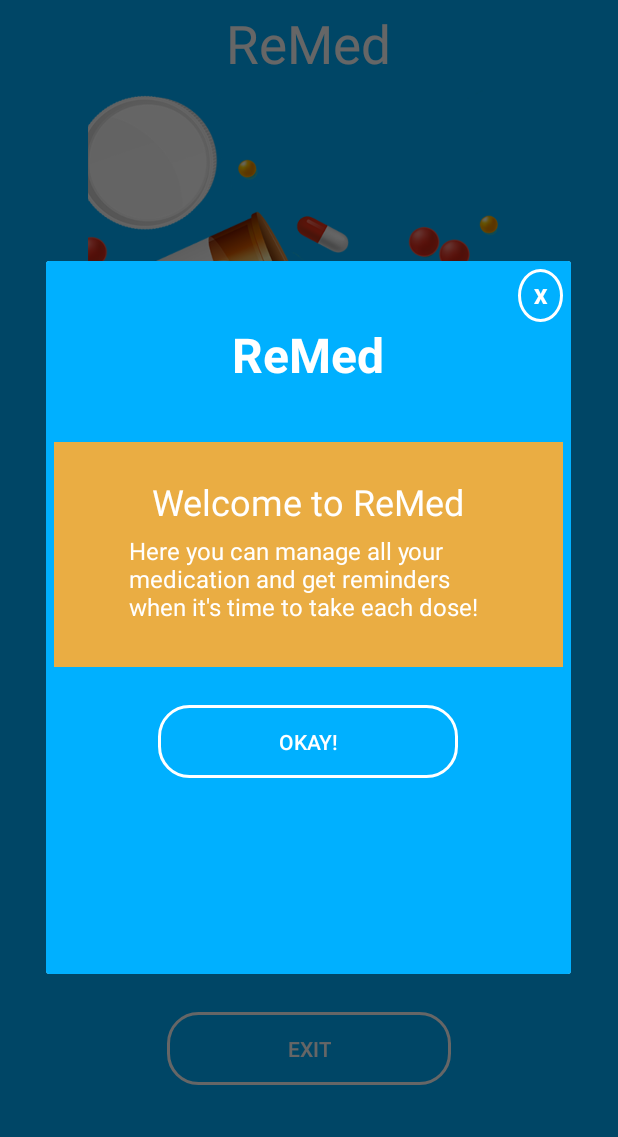
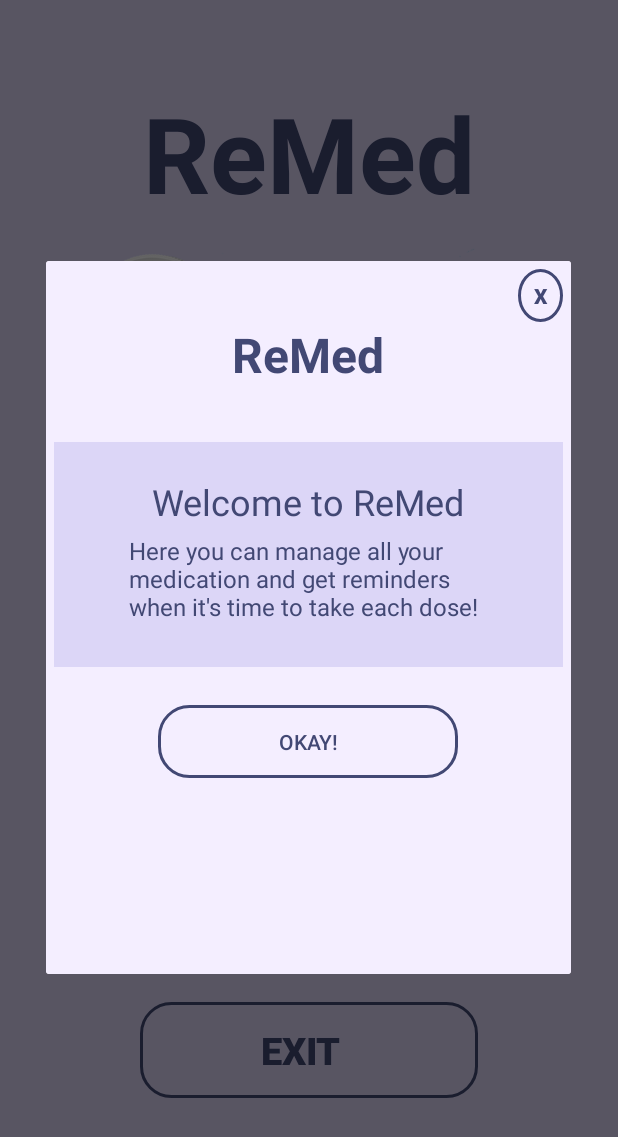
Before and after one commit to leono93/ReMed_Mobile, an Android app: the screen it shows after launch (MainActivity), after a tap on "HELP", on a phone screen of 412 x 824 dp. Shown: the top 1137 px of the screen. Run offline under Robolectric (Android 15) with nearby library versions, the phone set to English and light mode, and no system bars; Roboto replaces fonts that are not available here.

Commit message:
applied colour schemes to help screen and main page

```diff
--- a/app/src/main/java/com/example/remed/MainActivity.java
+++ b/app/src/main/java/com/example/remed/MainActivity.java
@@ -15,7 +15,6 @@ import android.widget.TextView;
 
 public class MainActivity extends AppCompatActivity {
 
-    //TextView welcome_title;
     Button start;
     Dialog myDialog;
 
--- a/app/src/main/res/drawable/buttonstyle.xml
+++ b/app/src/main/res/drawable/buttonstyle.xml
@@ -5,7 +5,8 @@
 <!--    "Start" , "Help", "Exit" and "Okay!" -->
 
 <shape xmlns:android="http://schemas.android.com/apk/res/android">
-    <stroke android:width="2dp" android:color="@color/white"/>
+    <stroke android:width="2dp" android:color="@color/purple4"/>
     <corners android:radius="20dp"/>
     <padding android:top="15dp" android:bottom="15dp" android:left="80dp" android:right="80dp"/>
+
 </shape>
--- a/app/src/main/res/drawable/circle_background.xml
+++ b/app/src/main/res/drawable/circle_background.xml
@@ -9,5 +9,5 @@
     android:orientation="vertical"
     android:layout_width="match_parent"
     android:layout_height="match_parent">
-    <stroke android:width="2dp" android:color="@color/white" />
+    <stroke android:width="2dp" android:color="@color/purple4" />
 </shape>
--- a/app/src/main/res/layout/activity_main.xml
+++ b/app/src/main/res/layout/activity_main.xml
@@ -4,7 +4,7 @@
     xmlns:tools="http://schemas.android.com/tools"
     android:layout_height="match_parent"
     android:layout_width="match_parent"
-    android:background="#00B0FF"
+    android:background="@color/purple2"
     tools:context=".MainActivity"
     android:orientation="vertical"
     android:padding="5dp"
@@ -17,8 +17,10 @@
         android:fontFamily="@font/abhaya_libre"
         android:text="ReMed"
         android:layout_gravity="center"
-        android:textColor="#fff"
-        android:textSize="35sp"
+        android:textColor="@color/purple4"
+        android:textSize="70sp"
+        android:textStyle="bold"
+        android:layout_marginTop="50dp"
         app:layout_constraintBottom_toBottomOf="parent"
         app:layout_constraintEnd_toEndOf="parent"
         app:layout_constraintHorizontal_bias="0.498"
@@ -31,9 +33,10 @@
     <ImageView
         android:id="@+id/imageView"
         android:layout_width="388dp"
-        android:layout_height="210dp"
-        android:layout_marginBottom="140dp"
+        android:layout_height="200dp"
         android:src="@drawable/welcome_page_art"
+        android:layout_marginTop="10dp"
+        android:layout_marginBottom="15dp"
         app:layout_constraintBottom_toBottomOf="parent"
         app:layout_constraintEnd_toEndOf="parent"
         app:layout_constraintHorizontal_bias="0.0"
@@ -55,7 +58,9 @@
             android:background="@drawable/buttonstyle"
             android:text="Start"
             android:onClick="onClick"
-            android:textColor="@color/white"
+            android:textColor="@color/purple4"
+            android:textStyle="bold"
+            android:textSize="25sp"
             app:layout_constraintBottom_toBottomOf="parent"
             app:layout_constraintEnd_toEndOf="parent"
             app:layout_constraintHorizontal_bias="0.39"
@@ -69,9 +74,11 @@
             android:layout_height="wrap_content"
             android:layout_marginBottom="40dp"
             android:background="@drawable/buttonstyle"
-            android:text="Help"
+            android:text="Help  "
             android:onClick="ShowPopUp"
-            android:textColor="@color/white"
+            android:textColor="@color/purple4"
+            android:textStyle="bold"
+            android:textSize="25sp"
             app:layout_constraintBottom_toBottomOf="parent"
             app:layout_constraintEnd_toEndOf="parent"
             app:layout_constraintHorizontal_bias="0.39"
@@ -86,8 +93,10 @@
             android:layout_height="wrap_content"
             android:layout_marginBottom="0dp"
             android:background="@drawable/buttonstyle"
-            android:text="Exit"
-            android:textColor="@color/white"
+            android:text="Exit  "
+            android:textColor="@color/purple4"
+            android:textStyle="bold"
+            android:textSize="25sp"
             app:layout_constraintBottom_toBottomOf="parent"
             app:layout_constraintEnd_toEndOf="parent"
             app:layout_constraintHorizontal_bias="0.39"
--- a/app/src/main/res/layout/help_pop_up.xml
+++ b/app/src/main/res/layout/help_pop_up.xml
@@ -3,7 +3,7 @@
     android:orientation="vertical"
     android:layout_width="350dp"
     android:layout_height="475dp"
-    android:background="@color/colorPrimaryDark"
+    android:background="@color/purple1"
     android:padding="5dp"
     android:layout_gravity="center">
 
@@ -11,7 +11,7 @@
         android:id="@+id/textclose"
         android:layout_width="30dp"
         android:layout_height="35dp"
-        android:textColor="@color/white"
+        android:textColor="@color/purple4"
         android:text="X"
         android:textStyle="bold"
         android:layout_gravity="end"
@@ -31,7 +31,7 @@
             android:text="ReMed"
             android:textStyle="bold"
             android:textSize="32sp"
-            android:textColor="@color/white"
+            android:textColor="@color/purple4"
             android:layout_gravity="center_horizontal"
             />
 
@@ -45,7 +45,7 @@
         android:layout_width="wrap_content">
 
         <LinearLayout
-            android:background="@color/orange"
+            android:background="@color/purple2"
             android:gravity="center"
             android:orientation="vertical"
             android:layout_width="350dp"
@@ -57,7 +57,7 @@
                 android:layout_height="wrap_content"
                 android:text="Welcome to ReMed"
                 android:textSize="24sp"
-                android:textColor="@color/white"/>
+                android:textColor="@color/purple4"/>
 
             <TextView
                 android:layout_width="wrap_content"
@@ -68,7 +68,7 @@
                 android:layout_marginRight="50dp"
                 android:text="Here you can manage all your medication and get reminders when it's time to take each dose!"
                 android:textSize="16sp"
-                android:textColor="@color/white" />
+                android:textColor="@color/purple4" />
         </LinearLayout>
 
     </LinearLayout>
@@ -89,7 +89,7 @@
             android:background="@drawable/buttonstyle"
             android:onClick="onClick2"
             android:text="Okay!"
-            android:textColor="@color/white" />
+            android:textColor="@color/purple4" />
     </LinearLayout>
 
 
--- a/app/src/main/res/values/colors.xml
+++ b/app/src/main/res/values/colors.xml
@@ -7,6 +7,10 @@
     <color name="grey">#E6E7E8</color>
     <color name="outline">#1e88e5</color>
     <color name="white">#ffffff</color>
-    <color name="orange">#EAAD43</color>
+    <color name="purple1">#f4eeff</color>
+    <color name="purple2">#dcd6f7</color>
+    <color name="purple3">#a6b1e1</color>
+    <color name="purple4">#424874</color>
+
 
 </resources>
```
